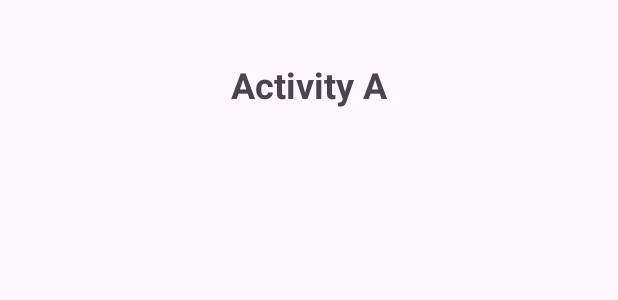
After one commit to NguyenCoderVN/ActivityBasic, an Android app: the layout activity_a.xml on its own in the app's theme, with its tools: preview values and no code run, on a phone screen of 412 x 824 dp. The commit adds this screen. Shown: the top 300 px of the screen. Run offline under Robolectric (Android 15) with nearby library versions, the phone set to English and light mode, and no system bars.

Commit message:
Basic Activity

```diff
--- a/app/src/main/AndroidManifest.xml
+++ b/app/src/main/AndroidManifest.xml
@@ -13,6 +13,9 @@
         android:theme="@style/Theme.KLAD_ActivityBasic"
         tools:targetApi="31">
         <activity
+            android:name=".ActivityA"
+            android:exported="false" />
+        <activity
             android:name=".MainActivity"
             android:exported="true">
             <intent-filter>
--- a/app/src/main/java/com/nguyencodervn/klad_activitybasic/MainActivity.kt
+++ b/app/src/main/java/com/nguyencodervn/klad_activitybasic/MainActivity.kt
@@ -1,8 +1,9 @@
 package com.nguyencodervn.klad_activitybasic
 
-import androidx.appcompat.app.AppCompatActivity
+import android.content.Intent
 import android.os.Bundle
 import android.widget.Button
+import androidx.appcompat.app.AppCompatActivity
 
 class MainActivity : AppCompatActivity() {
     private lateinit var mainToABt : Button
@@ -14,6 +15,8 @@ class MainActivity : AppCompatActivity() {
 
         mainToABt.setOnClickListener {
             // Tạo câu lệnh chuyển sang Activity A
+            val intent = Intent(this, ActivityA::class.java)
+            startActivity(intent)
         }
     }
 }
--- /dev/null
+++ b/app/src/main/res/layout/activity_a.xml
@@ -0,0 +1,16 @@
+<?xml version="1.0" encoding="utf-8"?>
+<LinearLayout xmlns:android="http://schemas.android.com/apk/res/android"
+    android:orientation="vertical"
+    android:gravity="center_horizontal"
+    android:layout_width="match_parent"
+    android:layout_height="match_parent">
+
+    <TextView
+        android:layout_width="wrap_content"
+        android:layout_height="wrap_content"
+        android:layout_margin="40dp"
+        android:text="Activity A"
+        android:textSize="24sp"
+        android:textStyle="bold" />
+
+</LinearLayout>
```
Also changed, not shown: app/src/main/java/com/nguyencodervn/klad_activitybasic/ActivityA.kt (added, +11 -0 lines).
